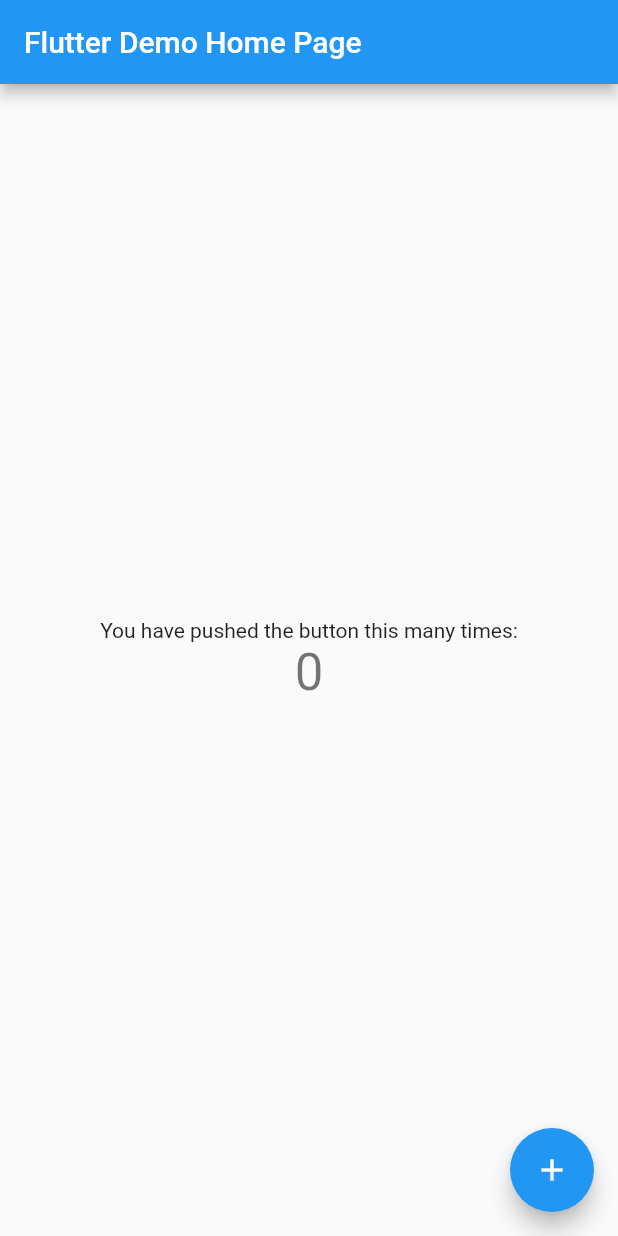
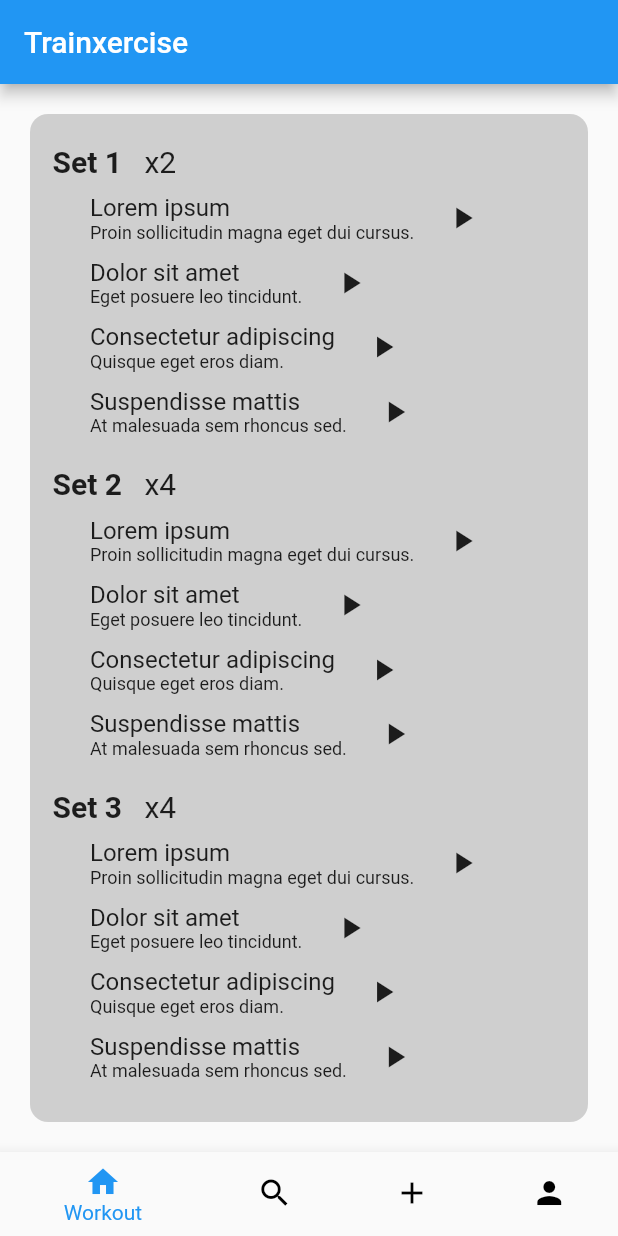
Before and after one commit to nparra-code/trainxercise_old, a Flutter app: the screen it shows after launch, on a phone screen of 412 x 824 dp. Run offline on Flutter 3.47's test engine with Material 2 defaults, Android fonts, the phone set to English and light mode, and no system bars.

Commit message:
adding first page interface

```diff
--- a/lib/main.dart
+++ b/lib/main.dart
@@ -1,4 +1,5 @@
 import 'package:flutter/material.dart';
+import 'package:trainxercise/workout_screen.dart';
 
 void main() {
   runApp(const MyApp());
@@ -7,109 +8,14 @@
 class MyApp extends StatelessWidget {
   const MyApp({super.key});
 
-  // This widget is the root of your application.
   @override
   Widget build(BuildContext context) {
     return MaterialApp(
       title: 'Flutter Demo',
       theme: ThemeData(
-        // This is the theme of your application.
-        //
-        // Try running your application with "flutter run". You'll see the
-        // application has a blue toolbar. Then, without quitting the app, try
-        // changing the primarySwatch below to Colors.green and then invoke
-        // "hot reload" (press "r" in the console where you ran "flutter run",
-        // or simply save your changes to "hot reload" in a Flutter IDE).
-        // Notice that the counter didn't reset back to zero; the application
-        // is not restarted.
         primarySwatch: Colors.blue,
       ),
-      home: const MyHomePage(title: 'Flutter Demo Home Page'),
+      home: const WorkoutScreen(),
     );
   }
 }
-
-class MyHomePage extends StatefulWidget {
-  const MyHomePage({super.key, required this.title});
-
-  // This widget is the home page of your application. It is stateful, meaning
-  // that it has a State object (defined below) that contains fields that affect
-  // how it looks.
-
-  // This class is the configuration for the state. It holds the values (in this
-  // case the title) provided by the parent (in this case the App widget) and
-  // used by the build method of the State. Fields in a Widget subclass are
-  // always marked "final".
-
-  final String title;
-
-  @override
-  State<MyHomePage> createState() => _MyHomePageState();
-}
-
-class _MyHomePageState extends State<MyHomePage> {
-  int _counter = 0;
-
-  void _incrementCounter() {
-    setState(() {
-      // This call to setState tells the Flutter framework that something has
-      // changed in this State, which causes it to rerun the build method below
-      // so that the display can reflect the updated values. If we changed
-      // _counter without calling setState(), then the build method would not be
-      // called again, and so nothing would appear to happen.
-      _counter++;
-    });
-  }
-
-  @override
-  Widget build(BuildContext context) {
-    // This method is rerun every time setState is called, for instance as done
-    // by the _incrementCounter method above.
-    //
-    // The Flutter framework has been optimized to make rerunning build methods
-    // fast, so that you can just rebuild anything that needs updating rather
-    // than having to individually change instances of widgets.
-    return Scaffold(
-      appBar: AppBar(
-        // Here we take the value from the MyHomePage object that was created by
-        // the App.build method, and use it to set our appbar title.
-        title: Text(widget.title),
-      ),
-      body: Center(
-        // Center is a layout widget. It takes a single child and positions it
-        // in the middle of the parent.
-        child: Column(
-          // Column is also a layout widget. It takes a list of children and
-          // arranges them vertically. By default, it sizes itself to fit its
-          // children horizontally, and tries to be as tall as its parent.
-          //
-          // Invoke "debug painting" (press "p" in the console, choose the
-          // "Toggle Debug Paint" action from the Flutter Inspector in Android
-          // Studio, or the "Toggle Debug Paint" command in Visual Studio Code)
-          // to see the wireframe for each widget.
-          //
-          // Column has various properties to control how it sizes itself and
-          // how it positions its children. Here we use mainAxisAlignment to
-          // center the children vertically; the main axis here is the vertical
-          // axis because Columns are vertical (the cross axis would be
-          // horizontal).
-          mainAxisAlignment: MainAxisAlignment.center,
-          children: <Widget>[
-            const Text(
-              'You have pushed the button this many times:',
-            ),
-            Text(
-              '$_counter',
-              style: Theme.of(context).textTheme.headline4,
-            ),
-          ],
-        ),
-      ),
-      floatingActionButton: FloatingActionButton(
-        onPressed: _incrementCounter,
-        tooltip: 'Increment',
-        child: const Icon(Icons.add),
-      ), // This trailing comma makes auto-formatting nicer for build methods.
-    );
-  }
-}
--- /dev/null
+++ b/lib/set_listview.dart
@@ -0,0 +1,74 @@
+import 'package:flutter/material.dart';
+
+class SetListView extends StatelessWidget {
+  String setTitle;
+  List<String> exercises;
+  List<String> descriptions;
+  int reps;
+
+  SetListView(
+      {super.key,
+      required this.setTitle,
+      required this.exercises,
+      required this.descriptions,
+      required this.reps});
+
+  @override
+  Widget build(BuildContext context) {
+    return Container(
+      padding: EdgeInsets.only(top: 20),
+      child: Column(
+        children: [
+          Container(
+            child: Row(
+              children: [
+                Text(
+                  setTitle,
+                  style: const TextStyle(
+                      fontWeight: FontWeight.bold, fontSize: 20),
+                ),
+                Container(
+                  margin: EdgeInsets.only(left: 15),
+                  child: Text(
+                    "x$reps",
+                    style: const TextStyle(fontSize: 20),
+                  ),
+                )
+              ],
+            ),
+          ),
+          for (var item in exercises)
+            Container(
+              padding: EdgeInsets.only(top: 10),
+              margin: const EdgeInsets.only(left: 25),
+              child: Row(
+                children: [
+                  Container(
+                    padding: const EdgeInsets.only(right: 20),
+                    child: Column(
+                      crossAxisAlignment: CrossAxisAlignment.start,
+                      children: [
+                        Container(
+                          child: Text(
+                            item,
+                            style: const TextStyle(fontSize: 16),
+                          ),
+                        ),
+                        Container(
+                          child: Text(
+                            descriptions.elementAt(exercises.indexOf(item)),
+                            style: const TextStyle(fontSize: 12),
+                          ),
+                        )
+                      ],
+                    ),
+                  ),
+                  const Icon(Icons.play_arrow)
+                ],
+              ),
+            )
+        ],
+      ),
+    );
+  }
+}
--- /dev/null
+++ b/lib/workout_screen.dart
@@ -0,0 +1,78 @@
+import 'package:flutter/material.dart';
+import 'package:trainxercise/set_listview.dart';
+
+List<String> exerciseList = [
+  "Lorem ipsum",
+  "Dolor sit amet",
+  "Consectetur adipiscing",
+  "Suspendisse mattis"
+];
+
+List<String> descList = [
+  "Proin sollicitudin magna eget dui cursus.",
+  "Eget posuere leo tincidunt.",
+  "Quisque eget eros diam.",
+  "At malesuada sem rhoncus sed."
+];
+
+class WorkoutScreen extends StatelessWidget {
+  const WorkoutScreen({super.key});
+
+  @override
+  Widget build(BuildContext context) {
+    return Scaffold(
+      appBar: AppBar(
+        title: const Text('Trainxercise'),
+      ),
+      bottomNavigationBar: BottomNavigationBar(
+        items: const [
+          BottomNavigationBarItem(icon: Icon(Icons.home), label: "Workout"),
+          BottomNavigationBarItem(icon: Icon(Icons.search), label: "Exercises"),
+          BottomNavigationBarItem(icon: Icon(Icons.add), label: "Add Workout"),
+          BottomNavigationBarItem(icon: Icon(Icons.person), label: "Profile")
+        ],
+        fixedColor: Colors.blue,
+        unselectedItemColor: Colors.black,
+        currentIndex: 0,
+      ),
+      body: Container(
+        padding: const EdgeInsets.all(20.0),
+        child: Container(
+          decoration: BoxDecoration(
+            borderRadius: BorderRadius.circular(12),
+            color: const Color.fromRGBO(207, 207, 207, 100),
+          ),
+          padding: const EdgeInsets.only(left: 15, bottom: 15, right: 15),
+          child: ListView(
+            children: [
+              SetListView(
+                setTitle: "Set 1",
+                exercises: exerciseList,
+                descriptions: descList,
+                reps: 2,
+              ),
+              SetListView(
+                setTitle: "Set 2",
+                exercises: exerciseList,
+                descriptions: descList,
+                reps: 4,
+              ),
+              SetListView(
+                setTitle: "Set 3",
+                exercises: exerciseList,
+                descriptions: descList,
+                reps: 4,
+              ),
+              SetListView(
+                setTitle: "Finish",
+                exercises: exerciseList,
+                descriptions: descList,
+                reps: 0,
+              ),
+            ],
+          ),
+        ),
+      ),
+    );
+  }
+}
```
